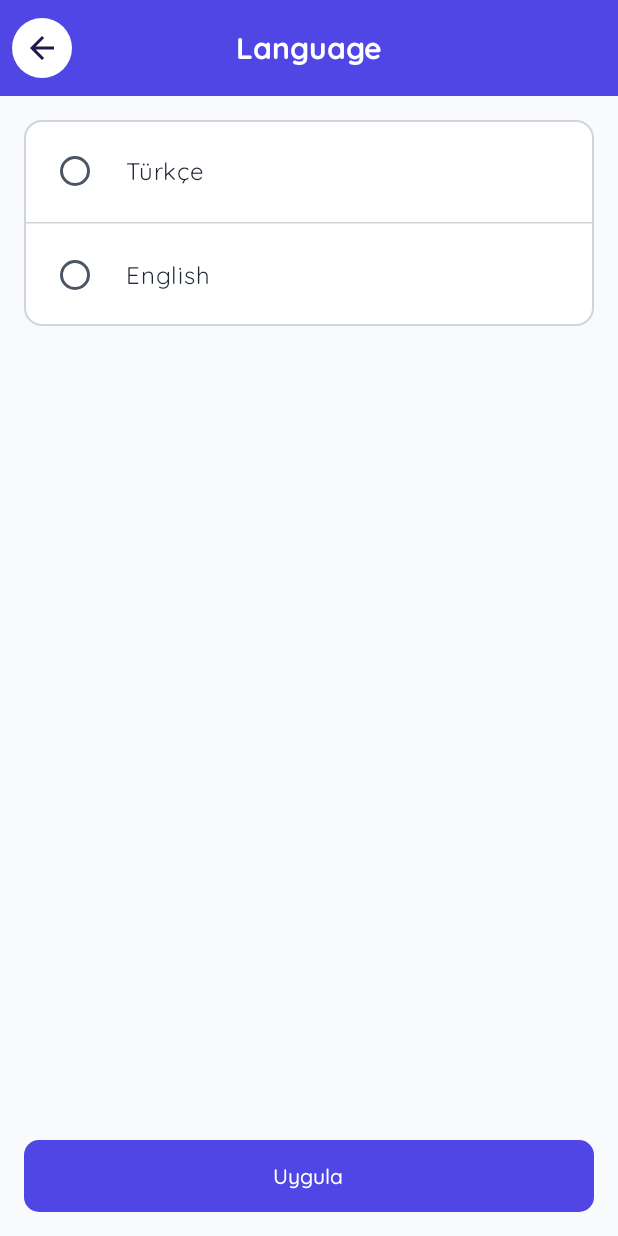
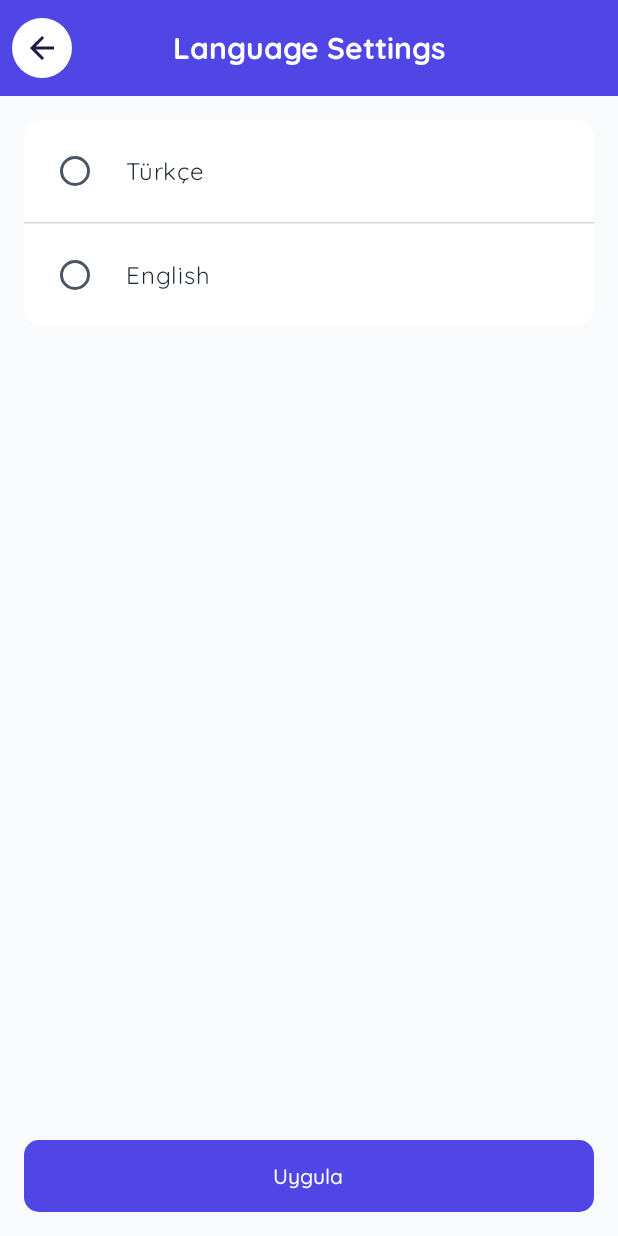
Before and after one commit to necdetzr/CryptoTricker, an Android app built with Jetpack Compose: the composable LanguagePage shown on its own in the app's theme, on a phone screen of 412 x 824 dp. Run offline under Robolectric (Android 15) with nearby library versions, the phone set to English and light mode, and no system bars; our stand-ins replace accompanist.

Commit message:
Language Page UI updated.

```diff
--- a/feature/language/src/main/java/com/necdetzr/language/LanguagePage.kt
+++ b/feature/language/src/main/java/com/necdetzr/language/LanguagePage.kt
@@ -22,6 +22,7 @@ import androidx.compose.runtime.Composable
 import androidx.compose.ui.Alignment
 import androidx.compose.ui.Modifier
 import androidx.compose.ui.platform.LocalContext
+import androidx.compose.ui.res.stringResource
 import androidx.compose.ui.unit.dp
 import com.necdetzr.language.components.LanguageCard
 import com.necdetzr.language.data.LanguageItem
@@ -78,7 +79,7 @@ fun LanguagePage(
             }
 
             Text(
-                text = "Language",
+                text = stringResource(com.necdetzr.designsystem.R.string.language_settings),
                 style = MaterialTheme.typography.headlineSmall,
                 color = MaterialTheme.colorScheme.onPrimary,
                 modifier = Modifier.align(Alignment.Center)
--- a/feature/language/src/main/java/com/necdetzr/language/components/LanguageCard.kt
+++ b/feature/language/src/main/java/com/necdetzr/language/components/LanguageCard.kt
@@ -33,8 +33,6 @@ fun LanguageCard(
     ),
 
     shape = RoundedCornerShape(12.dp),
-    border = BorderStroke(1.dp, MaterialTheme.colorScheme.outlineVariant)
-
 
 
     ){
```
